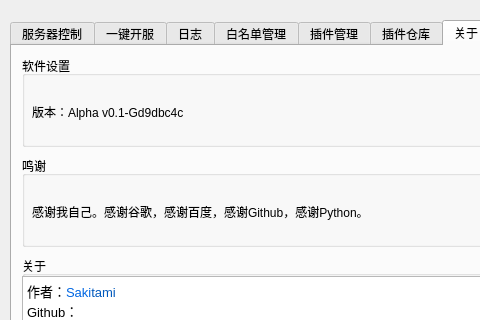
First picture: the form in UI/main.ui, repository Sakitami/MinecraftBDS-Manager, before the edit; both pictures show x 0 to 480 and y 0 to 320 of the 809 by 453 pixel window.
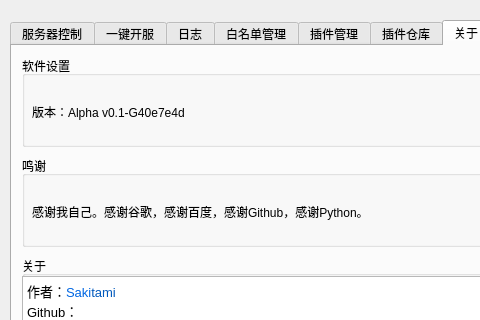
Second picture: the form after the edit. The open tabs and pages were chosen to show the change.

What changed in the file:
```diff
--- a/UI/main.ui
+++ b/UI/main.ui
@@ -1483,7 +1483,7 @@
        </rect>
       </property>
       <property name="text">
-       <string>版本：Alpha v0.1-Gd9dbc4c</string>
+       <string>版本：Alpha v0.1-G40e7e4d</string>
       </property>
      </widget>
      <widget class="QPushButton" name="about_vcheck_button">
```
